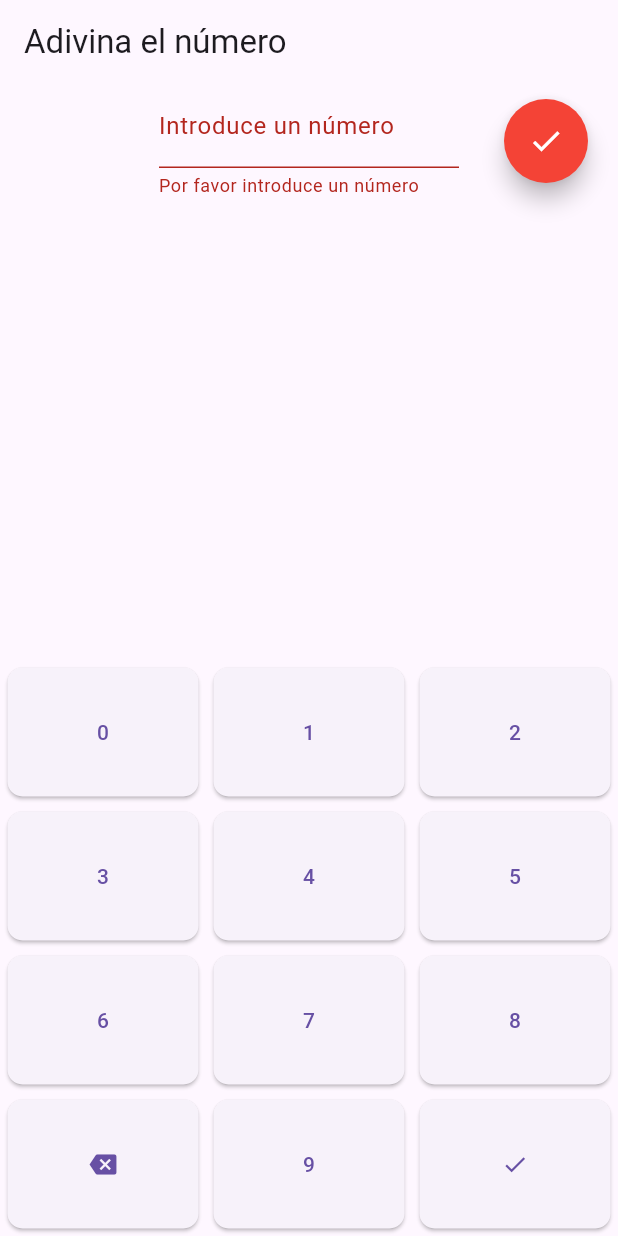
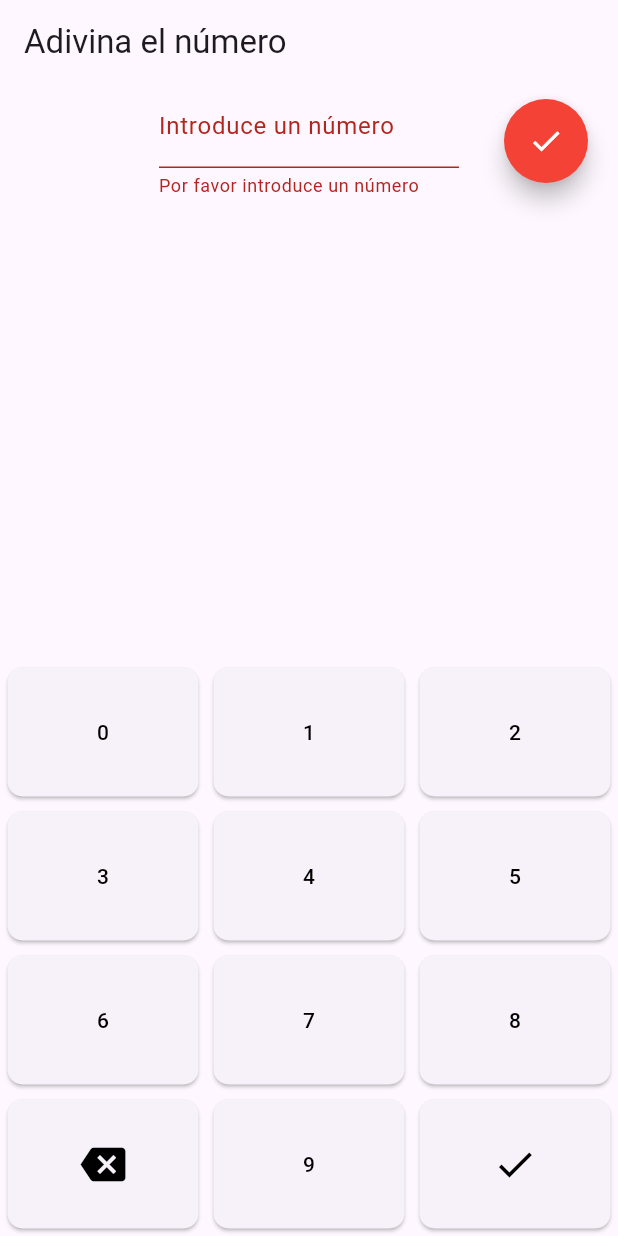
Before and after one commit to jaimepk10/adivina-el-numero, a Flutter app: the screen it shows after launch, after a tap on the "check" icon, after a tap on the "backspace" icon, on a phone screen of 412 x 824 dp. Run offline on Flutter 3.47's test engine with Material 3 defaults, Android fonts, the phone set to English and light mode, and no system bars.

Commit message:
Cambiado estilo botones teclado

```diff
--- a/lib/GameScreen.dart
+++ b/lib/GameScreen.dart
@@ -48,48 +48,22 @@ class _GameScreenState extends State<GameScreen> {
                     ),
                   ),
                   child: index < 9
-                      ? Text('$index')
+                      ? Text(
+                          '$index',
+                          style: TextStyle(color: Colors.black),
+                        )
                       : index == 9
-                          ? Icon(Icons.backspace)
+                          ? Icon(Icons.backspace,
+                              size: 30.0, color: Colors.black)
                           : index == 10
-                              ? Text('9')
-                              : Icon(Icons.check),
+                              ? Text(
+                                  '9',
+                                  style: TextStyle(color: Colors.black),
+                                )
+                              : Icon(Icons.check,
+                                  size: 30.0, color: Colors.black),
                   onPressed: () {
-                    if (index < 9) {
-                      _controller.text = _controller.text + '$index';
-                    } else if (index == 9) {
-                      if (_controller.text.isNotEmpty) {
-                        _controller.text = _controller.text
-                            .substring(0, _controller.text.length - 1);
-                      }
-                    } else if (index == 10) {
-                      _controller.text = _controller.text + '9';
-                    } else if (index == 11) {
-                      if (_formKey.currentState!.validate()) {
-                        _formKey.currentState!.save();
-                        setState(() {
-                          int num = int.parse(_number);
-                          if (num == gameState.numberToGuess) {
-                            Navigator.push(
-                              context,
-                              MaterialPageRoute(
-                                  builder: (context) => WinnerScreen(
-                                        guessedNumber: gameState.numberToGuess,
-                                      )),
-                            );
-                          } else if (num > gameState.numberToGuess &&
-                              (gameState.upperBound == null ||
-                                  num < gameState.upperBound!)) {
-                            gameState.setUpperBound(num);
-                          } else if (num < gameState.numberToGuess &&
-                              (gameState.lowerBound == null ||
-                                  num > gameState.lowerBound!)) {
-                            gameState.setLowerBound(num);
-                          }
-                          _controller.clear();
-                        });
-                      }
-                    }
+                    // Resto del código...
                   },
                 ),
               ),
```
